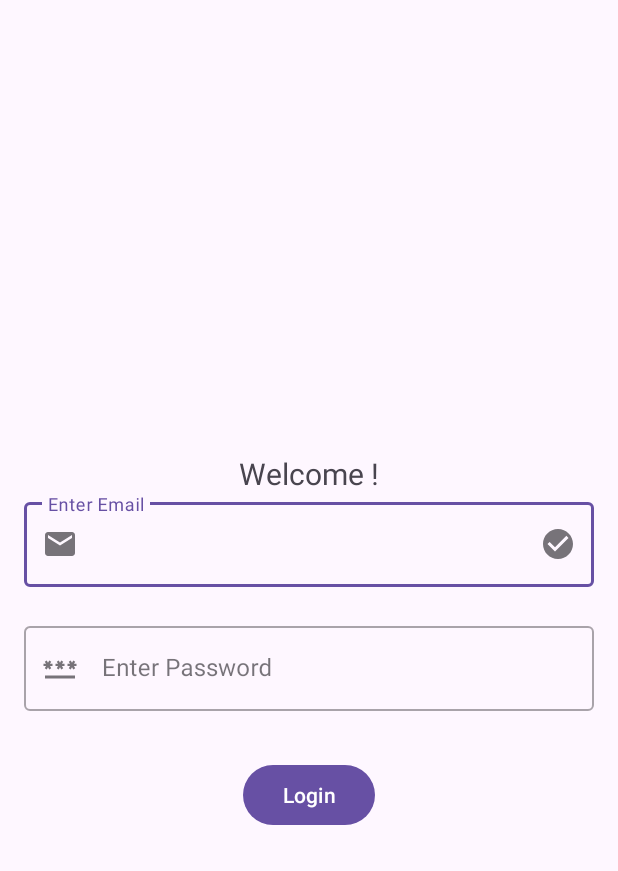
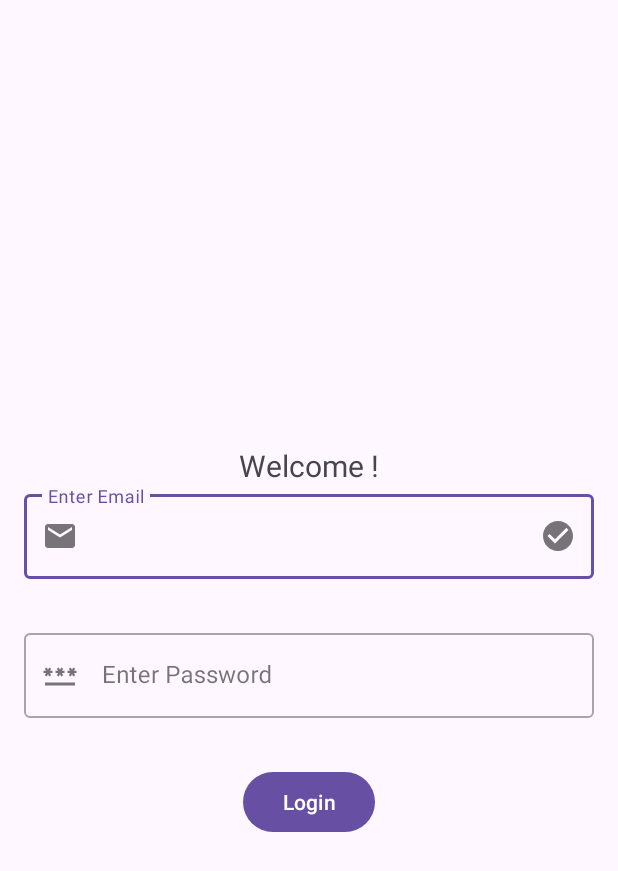
Before and after one commit to vishal4720/AptitudeandLogicalReasoning, an Android app: the screen it shows after launch (LoginActivity), on a phone screen of 412 x 824 dp. Shown: the top 871 px of the screen. Run offline under Robolectric (Android 15) with nearby library versions, the phone set to English and light mode, and no system bars; our stand-ins replace Firebase (no records; nobody signed in at launch, a user with empty details on screens opened directly).

Commit message:
Minor Changes

```diff
--- a/app/src/main/res/layout/activity_login.xml
+++ b/app/src/main/res/layout/activity_login.xml
@@ -48,7 +48,7 @@
         app:startIconDrawable="@drawable/ic_password"
         app:endIconDrawable="@drawable/ic_check_mark"
         app:errorIconDrawable="@drawable/ic_check_mark_error"
-
+        android:layout_marginTop="@dimen/login_margin_vertical"
         android:layout_marginHorizontal="@dimen/login_margin_horizontal">
 
         <com.google.android.material.textfield.TextInputEditText
--- a/app/src/main/res/values/dimens.xml
+++ b/app/src/main/res/values/dimens.xml
@@ -3,7 +3,5 @@
     <dimen name="activity_horizontal_margin">16dp</dimen>
     <dimen name="activity_vertical_margin">16dp</dimen>
     <dimen name="login_margin_horizontal">16dp</dimen>
-    <!-- Default screen margins, per the Android Design guidelines. -->
-    <dimen name="fragment_horizontal_margin">16dp</dimen>
-    <dimen name="fragment_vertical_margin">16dp</dimen>
+    <dimen name="login_margin_vertical">10dp</dimen>
 </resources>
```
